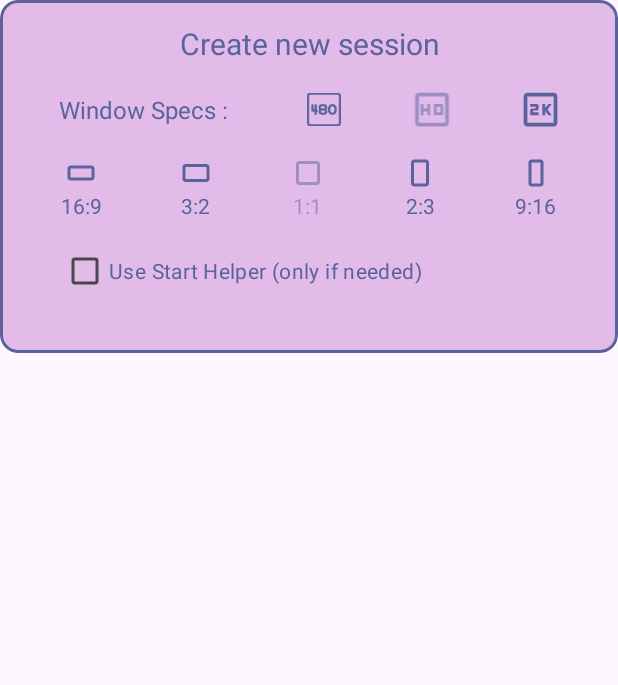
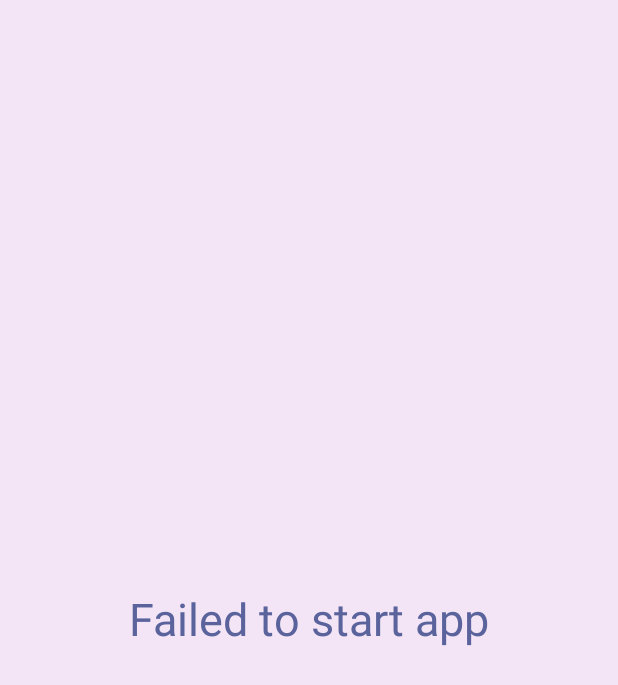
Before and after one commit to legendsayantan/Extendroid, an Android app: the StarterActivity screen opened directly, with no data from a screen before it, on a phone screen of 412 x 824 dp. Shown: the top 685 px of the screen. Run offline under Robolectric (Android 15) with nearby library versions, the phone set to English and light mode, and no system bars; network calls fail; 1 statement that could not run was skipped.

Commit message:
miui permissions and auto scaling

```diff
--- a/app/src/main/java/dev/legendsayantan/extendroid/ExtendService.kt
+++ b/app/src/main/java/dev/legendsayantan/extendroid/ExtendService.kt
@@ -84,6 +84,11 @@ class ExtendService : Service() {
 
             val newId = ++lastId
             overlayWorker.createWindow(newId, resolution, pkg, { windowSurface ->
+                if(resolution.first>screenWidth || resolution.second>screenHeight){
+                    do {
+                        val newParam = overlayWorker.scaleWindow(newId, pkg, false)
+                    }while (newParam.height>screenHeight || newParam.width>screenWidth)
+                }
                 val vDisplay = mediaProjection.createVirtualDisplay(
                     pkg,
                     resolution.first,
--- a/app/src/main/java/dev/legendsayantan/extendroid/StarterActivity.kt
+++ b/app/src/main/java/dev/legendsayantan/extendroid/StarterActivity.kt
@@ -12,7 +12,7 @@ import androidx.core.view.WindowInsetsCompat
 class StarterActivity : AppCompatActivity() {
     override fun onCreate(savedInstanceState: Bundle?) {
         super.onCreate(savedInstanceState)
-        setContentView(R.layout.dialog_new_session)
+        setContentView(R.layout.activity_starter)
         val packageName = intent.getStringExtra("pkg")
         val intent = packageName?.let { packageManager.getLaunchIntentForPackage(it) }
         intent?.addFlags(Intent.FLAG_ACTIVITY_LAUNCH_ADJACENT or Intent.FLAG_ACTIVITY_NEW_TASK)
--- /dev/null
+++ b/app/src/main/res/layout/activity_starter.xml
@@ -0,0 +1,19 @@
+<?xml version="1.0" encoding="utf-8"?>
+<androidx.constraintlayout.widget.ConstraintLayout xmlns:android="http://schemas.android.com/apk/res/android"
+    xmlns:app="http://schemas.android.com/apk/res-auto"
+    android:background="?attr/colorOnBackground"
+    android:layout_width="match_parent"
+    android:layout_height="match_parent">
+
+    <TextView
+        android:layout_width="wrap_content"
+        android:layout_height="wrap_content"
+        android:text="Failed to start app"
+        android:textSize="30sp"
+        android:textColor="?attr/colorOnSecondary"
+        app:layout_constraintBottom_toBottomOf="parent"
+        app:layout_constraintEnd_toEndOf="parent"
+        app:layout_constraintStart_toStartOf="parent"
+        app:layout_constraintTop_toTopOf="parent" />
+
+</androidx.constraintlayout.widget.ConstraintLayout>
```
Also changed, not shown: app/src/main/java/dev/legendsayantan/extendroid/MainActivity.kt (+12 -2 lines), app/src/main/java/dev/legendsayantan/extendroid/OverlayWorker.kt (+19 -7 lines), app/src/main/java/dev/legendsayantan/extendroid/Utils.kt (+12 -0 lines).
